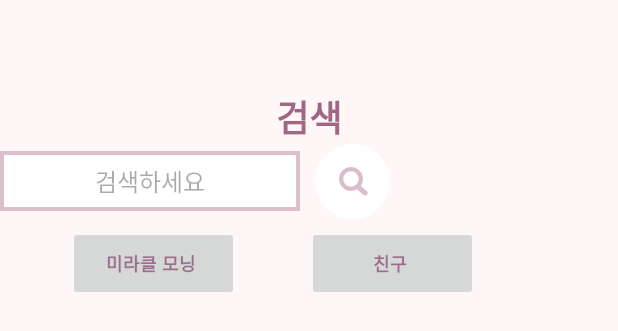
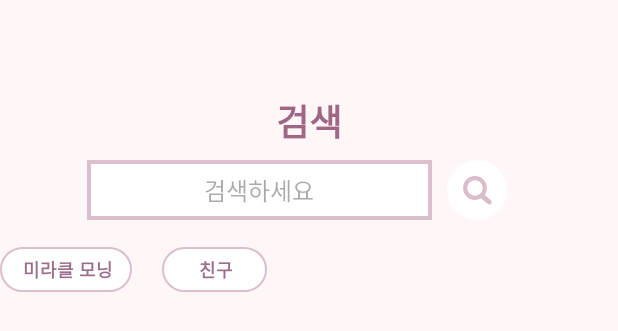
Before and after one commit to Danchil/OpenYourEyes, an Android app: the layout activity_search.xml on its own in the app's theme, with its tools: preview values and no code run, on a phone screen of 412 x 824 dp. Shown: the top 331 px of the screen. Run offline under Robolectric (Android 15) with nearby library versions, the phone set to English and light mode, and no system bars.

Commit message:
0927 배라에서 좀 했음

```diff
--- a/app/src/main/res/drawable/btn_search.xml
+++ b/app/src/main/res/drawable/btn_search.xml
@@ -6,6 +6,11 @@
     <solid
         android:color="#FFFFFF"
         />
+
+    <stroke
+        android:width="1dp"
+        android:color="@color/search_bar" />
+
     <padding
         android:left="0dp"
         android:top="0dp"
@@ -13,7 +18,7 @@
         android:bottom="0dp"
         />
     <size
-        android:width="100dp"
-        android:height="30dp"
+        android:width="60dp"
+        android:height="20dp"
         />
 </shape>
--- a/app/src/main/res/layout/activity_search.xml
+++ b/app/src/main/res/layout/activity_search.xml
@@ -1,18 +1,21 @@
 <?xml version="1.0" encoding="utf-8"?>
-<LinearLayout xmlns:android="http://schemas.android.com/apk/res/android"
+<androidx.constraintlayout.widget.ConstraintLayout
+    xmlns:android="http://schemas.android.com/apk/res/android"
     xmlns:tools="http://schemas.android.com/tools"
     android:layout_width="match_parent"
     android:layout_height="match_parent"
-    xmlns:app="http://schemas.android.com/apk/res-auto"
-    android:orientation="vertical"
-    android:weightSum="300">
+    xmlns:app="http://schemas.android.com/apk/res-auto">
 
-    <LinearLayout
-        android:layout_width="match_parent"
+    <androidx.constraintlayout.widget.ConstraintLayout
+        android:id="@+id/cst_top"
+        android:layout_width="0dp"
         android:layout_height="0dp"
-        android:layout_weight="35"
-        android:orientation="horizontal"
-        android:weightSum="3">
+        app:layout_constraintEnd_toEndOf="parent"
+        app:layout_constraintHeight_percent="0.12"
+        app:layout_constraintStart_toStartOf="parent"
+        app:layout_constraintTop_toTopOf="parent"
+        app:layout_constraintWidth_percent="1.0"
+        tools:ignore="MissingConstraints">
 
         <TextView
             android:id="@+id/header_text2"
@@ -25,55 +28,67 @@
             android:textSize="24dp"
             app:layout_constraintEnd_toStartOf="@+id/header_text3"
             app:layout_constraintHorizontal_bias="0.5"
-            app:layout_constraintStart_toEndOf="@+id/header_text1" />
-    </LinearLayout>
+            app:layout_constraintStart_toEndOf="@+id/header_text1"
+            tools:ignore="UnknownIdInLayout" />
+    </androidx.constraintlayout.widget.ConstraintLayout>
 
-    <LinearLayout
-        android:id="@+id/linear_2"
-        android:layout_width="match_parent"
+    <androidx.constraintlayout.widget.ConstraintLayout
+        android:id="@+id/cst_2"
+        android:layout_width="0dp"
         android:layout_height="0dp"
-        android:layout_weight="20"
-        android:orientation="horizontal"
-        android:weightSum="30">
+        app:layout_constraintEnd_toEndOf="parent"
+        app:layout_constraintHeight_percent="0.08"
+        app:layout_constraintStart_toStartOf="parent"
+        app:layout_constraintTop_toBottomOf="@+id/cst_top"
+        app:layout_constraintWidth_percent="1"
+        android:padding="8dp"
+        tools:ignore="MissingConstraints">
 
         <EditText
             android:id="@+id/search_bar"
-            android:layout_width="200dp"
+            android:layout_width="230dp"
             android:layout_height="40dp"
+            android:background="@drawable/search_border"
             android:gravity="center"
-            android:textSize="16dp"
             android:hint="검색하세요"
             android:textColor="@color/gray_text"
-            android:background="@drawable/search_border"
-            />
+            android:textSize="16dp"
+            app:layout_constraintLeft_toLeftOf="parent"
+            app:layout_constraintRight_toRightOf="parent"
+            app:layout_constraintHorizontal_bias="0.3"
+            tools:ignore="TouchTargetSizeCheck" />
 
         <android.widget.Button
             android:id="@+id/search"
-            android:layout_width="50dp"
-            android:layout_height="50dp"
+            android:layout_width="40dp"
+            android:layout_height="40dp"
             android:layout_marginLeft="10dp"
+            app:layout_constraintLeft_toRightOf="@id/search_bar"
             android:outlineProvider="none"
             android:background="@drawable/btn_round"
             android:drawableLeft="@drawable/ic_dodbogi"
-            android:paddingLeft="15dp"
+            android:paddingLeft="10dp"
             tools:ignore="TouchTargetSizeCheck,SpeakableTextPresentCheck" />
 
-    </LinearLayout>
+    </androidx.constraintlayout.widget.ConstraintLayout>
 
-    <LinearLayout
-        android:id="@+id/linear_3"
-        android:layout_width="match_parent"
+    <androidx.constraintlayout.widget.ConstraintLayout
+        android:id="@+id/cst_3"
+        android:layout_width="0dp"
         android:layout_height="0dp"
-        android:layout_weight="20"
-        android:orientation="horizontal"
-        android:weightSum="30">
+        app:layout_constraintEnd_toEndOf="parent"
+        app:layout_constraintHeight_percent="0.05"
+        app:layout_constraintStart_toStartOf="parent"
+        app:layout_constraintTop_toBottomOf="@+id/cst_2"
+        app:layout_constraintWidth_percent="1"
+        tools:ignore="MissingConstraints">
 
         <android.widget.Button
             android:id="@+id/miracle_search_btn"
-            android:layout_width="114dp"
-            android:layout_height="50dp"
-            android:layout_marginLeft="45dp"
-            android:paddingLeft="9dp"
+            android:layout_width="wrap_content"
+            android:layout_height="30dp"
+            android:background="@drawable/btn_search"
+            android:paddingLeft="3dp"
             android:outlineProvider="none"
             android:text="미라클 모닝"
             android:fontFamily="@font/oxygen_bold"
@@ -83,28 +98,33 @@
 
         <android.widget.Button
             android:id="@+id/friends_search_btn"
-            android:layout_width="114dp"
-            android:layout_height="50dp"
-            android:layout_marginLeft="45dp"
-            android:paddingLeft="9dp"
+            android:layout_width="70dp"
+            android:layout_height="30dp"
+            android:background="@drawable/btn_search"
+            app:layout_constraintLeft_toRightOf="@id/miracle_search_btn"
+            android:layout_marginLeft="20dp"
+            android:paddingLeft="2dp"
             android:outlineProvider="none"
             android:text="친구"
             android:fontFamily="@font/oxygen_bold"
             android:textColor="#9B6F8C"
             android:textSize="12sp"
             tools:ignore="TouchTargetSizeCheck" />
-    </LinearLayout>
+    </androidx.constraintlayout.widget.ConstraintLayout>
 
-    <LinearLayout
-        android:id="@+id/linear_4"
-        android:layout_width="match_parent"
+    <androidx.constraintlayout.widget.ConstraintLayout
+        android:id="@+id/cst_bottom"
+        android:layout_width="0dp"
         android:layout_height="0dp"
-        android:layout_weight="225"
-        android:orientation="horizontal"
-        android:weightSum="3">
-    </LinearLayout>
+        app:layout_constraintEnd_toEndOf="parent"
+        app:layout_constraintHeight_percent="1"
+        app:layout_constraintStart_toStartOf="parent"
+        app:layout_constraintTop_toBottomOf="@+id/cst_3"
+        app:layout_constraintWidth_percent="1"
+        tools:ignore="MissingConstraints">
+    </androidx.constraintlayout.widget.ConstraintLayout>
 
 
-</LinearLayout>
+</androidx.constraintlayout.widget.ConstraintLayout>
 
     <!-- 버튼색이 적용이 안될 때 android.widget. 을 붙이세요 -->
--- a/app/src/main/res/layout/friends_recycler_view.xml
+++ b/app/src/main/res/layout/friends_recycler_view.xml
@@ -44,8 +44,5 @@
             android:layout_toEndOf="@+id/item_image"
             android:layout_toRightOf="@+id/item_image"
             android:text="깨우기~" />
-
-
-
     </RelativeLayout>
 </androidx.cardview.widget.CardView>
```
